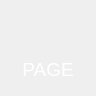
First picture: the form in client/widgets/PageIcon.ui, repository open-eid/DigiDoc4-Client, before the edit.
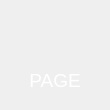
Second picture: the form after the edit.

```diff
--- a/client/widgets/PageIcon.ui
+++ b/client/widgets/PageIcon.ui
@@ -6,8 +6,8 @@
    <rect>
     <x>0</x>
     <y>0</y>
-    <width>96</width>
-    <height>96</height>
+    <width>110</width>
+    <height>110</height>
    </rect>
   </property>
   <property name="sizePolicy">
@@ -18,22 +18,22 @@
   </property>
   <property name="minimumSize">
    <size>
-    <width>96</width>
-    <height>96</height>
+    <width>110</width>
+    <height>110</height>
    </size>
   </property>
   <property name="windowTitle">
    <string>Form</string>
   </property>
   <property name="autoFillBackground">
-   <bool>true</bool>
+   <bool>false</bool>
   </property>
   <widget class="QLabel" name="label">
    <property name="geometry">
     <rect>
      <x>0</x>
-     <y>60</y>
-     <width>96</width>
+     <y>71</y>
+     <width>110</width>
      <height>19</height>
     </rect>
    </property>
```
